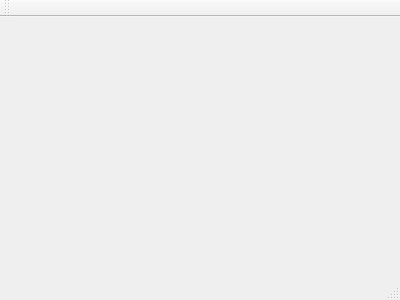
Before: the Qt Designer form mainwindow.ui in danya140/Project, drawn with Qt 5.
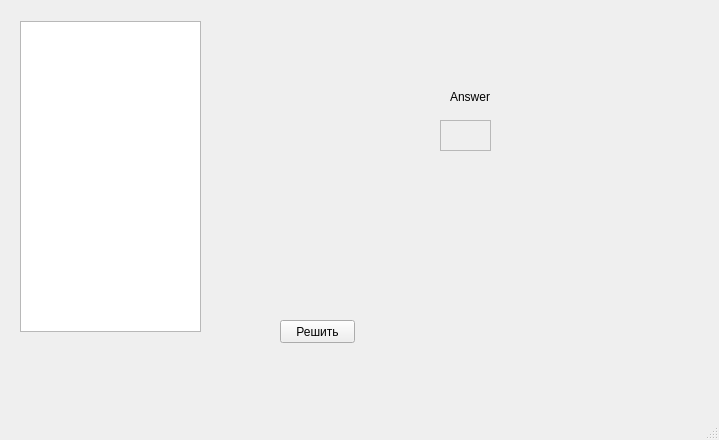
After: the same form once the commit is applied.

Commit message: modified:   tproger.pro.user

What changed in the file:
```diff
--- a/mainwindow.ui
+++ b/mainwindow.ui
@@ -1,24 +1,81 @@
 <ui version="4.0">
  <class>MainWindow</class>
- <widget class="QMainWindow" name="MainWindow" >
-  <property name="geometry" >
+ <widget class="QMainWindow" name="MainWindow">
+  <property name="geometry">
    <rect>
     <x>0</x>
     <y>0</y>
-    <width>400</width>
-    <height>300</height>
+    <width>719</width>
+    <height>440</height>
    </rect>
   </property>
   <property name="windowTitle" >
    <string>MainWindow</string>
   </property>
-  <widget class="QMenuBar" name="menuBar" />
-  <widget class="QToolBar" name="mainToolBar" />
-  <widget class="QWidget" name="centralWidget" />
-  <widget class="QStatusBar" name="statusBar" />
+  <widget class="QWidget" name="centralWidget">
+   <widget class="QPushButton" name="answButt">
+    <property name="geometry">
+     <rect>
+      <x>280</x>
+      <y>320</y>
+      <width>75</width>
+      <height>23</height>
+     </rect>
+    </property>
+    <property name="text">
+     <string>Решить</string>
+    </property>
+   </widget>
+   <widget class="QLabel" name="answTxt">
+    <property name="geometry">
+     <rect>
+      <x>450</x>
+      <y>90</y>
+      <width>47</width>
+      <height>13</height>
+     </rect>
+    </property>
+    <property name="text">
+     <string>Answer</string>
+    </property>
+   </widget>
+   <widget class="QTextBrowser" name="inp">
+    <property name="geometry">
+     <rect>
+      <x>20</x>
+      <y>21</y>
+      <width>181</width>
+      <height>311</height>
+     </rect>
+    </property>
+   </widget>
+   <widget class="QTextBrowser" name="answ">
+    <property name="enabled">
+     <bool>false</bool>
+    </property>
+    <property name="geometry">
+     <rect>
+      <x>440</x>
+      <y>120</y>
+      <width>51</width>
+      <height>31</height>
+     </rect>
+    </property>
+   </widget>
+  </widget>
+  <widget class="QMenuBar" name="menuBar">
+   <property name="geometry">
+    <rect>
+     <x>0</x>
+     <y>0</y>
+     <width>719</width>
+     <height>21</height>
+    </rect>
+   </property>
+  </widget>
+  <widget class="QStatusBar" name="statusBar"/>
  </widget>
- <layoutDefault spacing="6" margin="11" />
- <pixmapfunction></pixmapfunction>
+ <layoutdefault spacing="6" margin="11"/>
  <resources/>
  <connections/>
 </ui>
```
Left out of the diff: 3 changed lines with no effect on the pictures. The commit also changes 1 other file.
